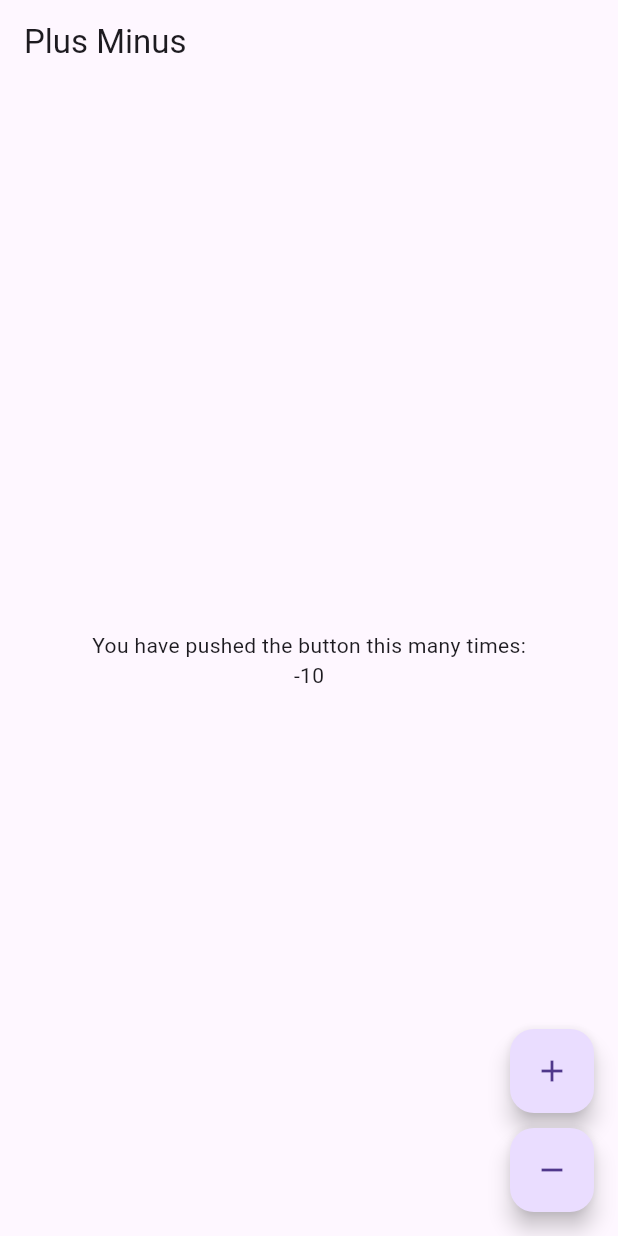
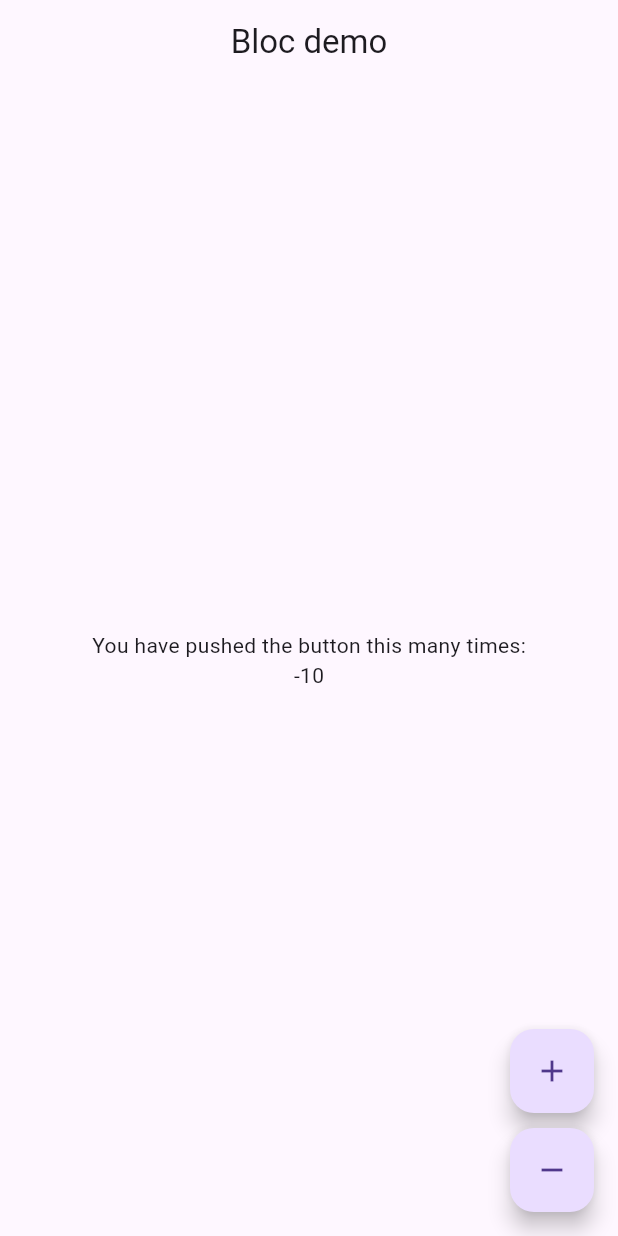
Before and after one commit to DuyCuong1122/demo-bloc-flutter, a Flutter app: the screen it shows after launch, on a phone screen of 412 x 824 dp. Run offline on Flutter 3.47's test engine with Material 3 defaults, Android fonts, the phone set to English and light mode, and no system bars; our stand-ins replace flutter_bloc.

Commit message:
fix appbar

```diff
--- a/lib/main.dart
+++ b/lib/main.dart
@@ -22,6 +22,7 @@ class MyApp extends StatelessWidget {
           primarySwatch: Colors.blue,
         ),
         home: const PlusMinusView(),
+        debugShowCheckedModeBanner: false,
       ),
     );
   }
--- a/lib/plus_minus_page/plus_minus_view.dart
+++ b/lib/plus_minus_page/plus_minus_view.dart
@@ -10,9 +10,11 @@ class PlusMinusView extends StatelessWidget {
 
   @override
   Widget build(BuildContext context) {
-    return Scaffold(
+    return SafeArea(
+      child: Scaffold(
         appBar: AppBar(
-        title: const Text('Plus Minus'),
+          title: const Text('Bloc demo'),
+          centerTitle: true,
         ),
         body: Center(
           child: Column(
@@ -52,6 +54,7 @@ class PlusMinusView extends StatelessWidget {
             ),
           ],
         ),
+      ),
     );
   }
 }
```
Lines whose indentation alone changed are shown as unchanged.
